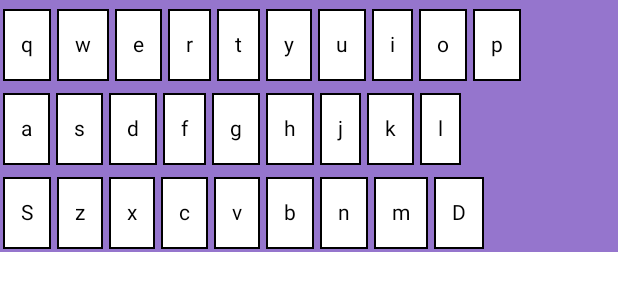
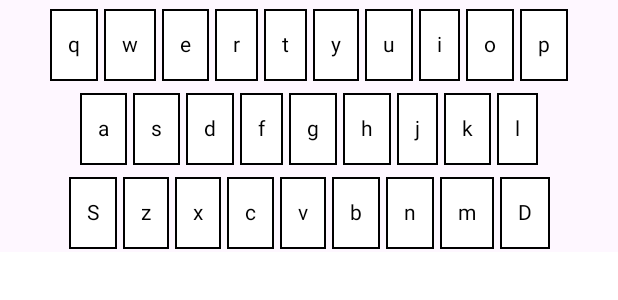
Before and after one commit to liushu-project/liushu, an Android app built with Jetpack Compose: the @Preview function InputScreen, on a phone screen of 412 x 824 dp. Shown: the top 300 px of the screen. Run offline under Robolectric (Android 15) with nearby library versions, the phone set to English and light mode, and no system bars; 1 statement that could not run was skipped.

Commit message:
fix(android): key button align center

```diff
--- a/liushu-android/app/src/main/java/com/elliot00/liushu/input/InputScreen.kt
+++ b/liushu-android/app/src/main/java/com/elliot00/liushu/input/InputScreen.kt
@@ -20,6 +20,7 @@ package com.elliot00.liushu.input
 import android.content.Context
 import androidx.compose.foundation.background
 import androidx.compose.foundation.clickable
+import androidx.compose.foundation.layout.Arrangement
 import androidx.compose.foundation.layout.Column
 import androidx.compose.foundation.layout.Row
 import androidx.compose.foundation.layout.Spacer
@@ -28,14 +29,15 @@ import androidx.compose.foundation.layout.padding
 import androidx.compose.foundation.layout.width
 import androidx.compose.foundation.lazy.LazyRow
 import androidx.compose.foundation.lazy.items
+import androidx.compose.material3.MaterialTheme
 import androidx.compose.material3.Text
 import androidx.compose.runtime.Composable
 import androidx.compose.runtime.getValue
 import androidx.compose.runtime.mutableStateOf
 import androidx.compose.runtime.remember
 import androidx.compose.runtime.setValue
+import androidx.compose.ui.Alignment
 import androidx.compose.ui.Modifier
-import androidx.compose.ui.graphics.Color
 import androidx.compose.ui.layout.Layout
 import androidx.compose.ui.platform.LocalContext
 import androidx.compose.ui.tooling.preview.Preview
@@ -92,7 +94,7 @@ fun InputScreen() {
 
     Column(
         modifier = Modifier
-            .background(Color(0xFF9575CD))
+            .background(MaterialTheme.colorScheme.background)
             .fillMaxWidth()
     ) {
         LazyRow(
@@ -109,7 +111,7 @@ fun InputScreen() {
         }
         keysMatrix.forEach { row ->
             FixedHeightBox(modifier = Modifier.fillMaxWidth(), height = 56.dp) {
-                Row(Modifier) {
+                Row(Modifier, horizontalArrangement = Arrangement.Center, verticalAlignment = Alignment.CenterVertically) {
                     row.forEach { data ->
                         Key(data, inputState)
                     }
```
